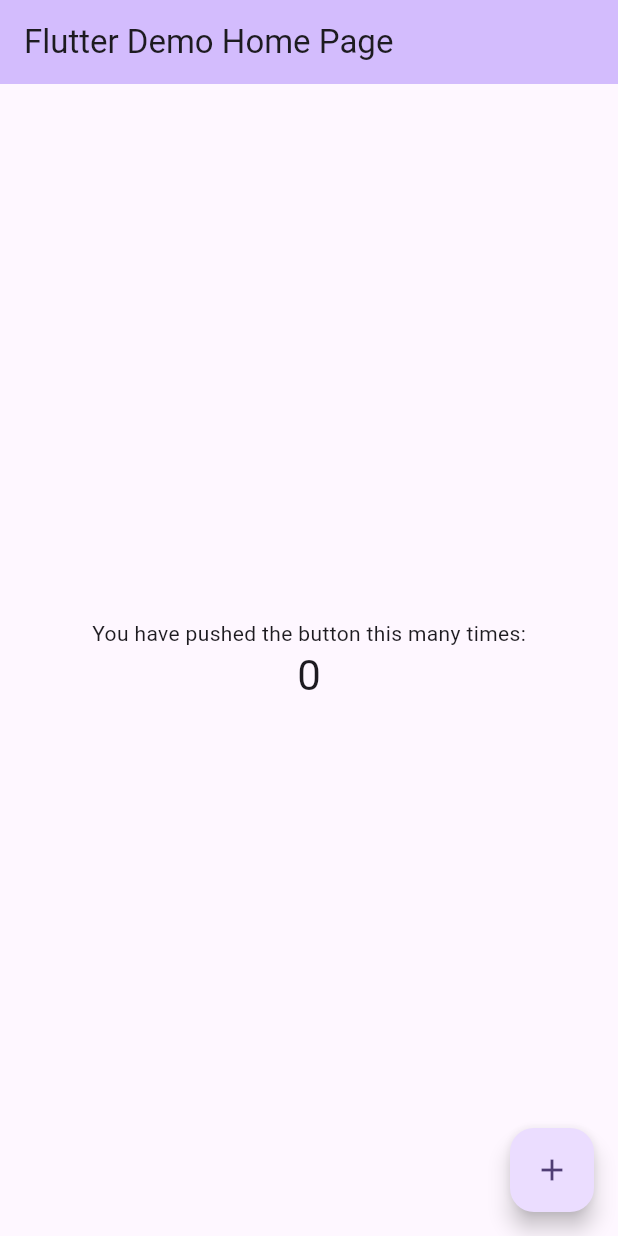
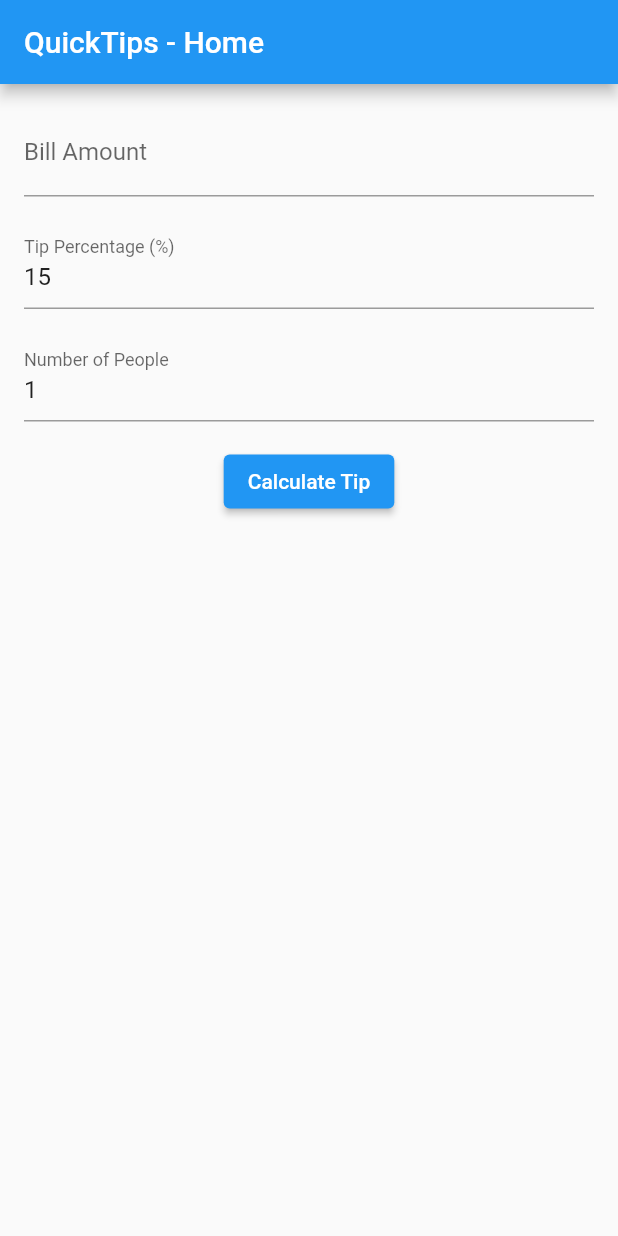
Before and after one commit to dbekinalkar/Quick_Tips, a Flutter app: the screen it shows after launch, on a phone screen of 412 x 824 dp. Run offline on Flutter 3.47's test engine with Material 2 defaults, Android fonts, the light colour scheme and no system bars.

Commit message:
Add Home Screen

```diff
--- a/lib/main.dart
+++ b/lib/main.dart
@@ -1,125 +1,26 @@
 import 'package:flutter/material.dart';
+import 'package:provider/provider.dart';
+import 'package:quick_tips/providers/tip_provider.dart';
+import 'package:quick_tips/screens/home_screen.dart';
 
 void main() {
-  runApp(const MyApp());
+  runApp(MyApp());
 }
 
 class MyApp extends StatelessWidget {
-  const MyApp({super.key});
-
-  // This widget is the root of your application.
   @override
   Widget build(BuildContext context) {
-    return MaterialApp(
-      title: 'Flutter Demo',
-      theme: ThemeData(
-        // This is the theme of your application.
-        //
-        // TRY THIS: Try running your application with "flutter run". You'll see
-        // the application has a blue toolbar. Then, without quitting the app,
-        // try changing the seedColor in the colorScheme below to Colors.green
-        // and then invoke "hot reload" (save your changes or press the "hot
-        // reload" button in a Flutter-supported IDE, or press "r" if you used
-        // the command line to start the app).
-        //
-        // Notice that the counter didn't reset back to zero; the application
-        // state is not lost during the reload. To reset the state, use hot
-        // restart instead.
-        //
-        // This works for code too, not just values: Most code changes can be
-        // tested with just a hot reload.
-        colorScheme: ColorScheme.fromSeed(seedColor: Colors.deepPurple),
-        useMaterial3: true,
+    return ChangeNotifierProvider(
+      create: (context) => TipProvider(),
+      child: MaterialApp(
+        title: 'QuickTips',
+        theme: ThemeData.light(),
+        darkTheme: ThemeData.dark(),
+        initialRoute: '/',
+        routes: {
+          '/': (context) => HomeScreen(),
+        },
       ),
-      home: const MyHomePage(title: 'Flutter Demo Home Page'),
     );
   }
 }
-
-class MyHomePage extends StatefulWidget {
-  const MyHomePage({super.key, required this.title});
-
-  // This widget is the home page of your application. It is stateful, meaning
-  // that it has a State object (defined below) that contains fields that affect
-  // how it looks.
-
-  // This class is the configuration for the state. It holds the values (in this
-  // case the title) provided by the parent (in this case the App widget) and
-  // used by the build method of the State. Fields in a Widget subclass are
-  // always marked "final".
-
-  final String title;
-
-  @override
-  State<MyHomePage> createState() => _MyHomePageState();
-}
-
-class _MyHomePageState extends State<MyHomePage> {
-  int _counter = 0;
-
-  void _incrementCounter() {
-    setState(() {
-      // This call to setState tells the Flutter framework that something has
-      // changed in this State, which causes it to rerun the build method below
-      // so that the display can reflect the updated values. If we changed
-      // _counter without calling setState(), then the build method would not be
-      // called again, and so nothing would appear to happen.
-      _counter++;
-    });
-  }
-
-  @override
-  Widget build(BuildContext context) {
-    // This method is rerun every time setState is called, for instance as done
-    // by the _incrementCounter method above.
-    //
-    // The Flutter framework has been optimized to make rerunning build methods
-    // fast, so that you can just rebuild anything that needs updating rather
-    // than having to individually change instances of widgets.
-    return Scaffold(
-      appBar: AppBar(
-        // TRY THIS: Try changing the color here to a specific color (to
-        // Colors.amber, perhaps?) and trigger a hot reload to see the AppBar
-        // change color while the other colors stay the same.
-        backgroundColor: Theme.of(context).colorScheme.inversePrimary,
-        // Here we take the value from the MyHomePage object that was created by
-        // the App.build method, and use it to set our appbar title.
-        title: Text(widget.title),
-      ),
-      body: Center(
-        // Center is a layout widget. It takes a single child and positions it
-        // in the middle of the parent.
-        child: Column(
-          // Column is also a layout widget. It takes a list of children and
-          // arranges them vertically. By default, it sizes itself to fit its
-          // children horizontally, and tries to be as tall as its parent.
-          //
-          // Column has various properties to control how it sizes itself and
-          // how it positions its children. Here we use mainAxisAlignment to
-          // center the children vertically; the main axis here is the vertical
-          // axis because Columns are vertical (the cross axis would be
-          // horizontal).
-          //
-          // TRY THIS: Invoke "debug painting" (choose the "Toggle Debug Paint"
-          // action in the IDE, or press "p" in the console), to see the
-          // wireframe for each widget.
-          mainAxisAlignment: MainAxisAlignment.center,
-          children: <Widget>[
-            const Text(
-              'You have pushed the button this many times:',
-            ),
-            Text(
-              '$_counter',
-              style: Theme.of(context).textTheme.headlineMedium,
-            ),
-          ],
-        ),
-      ),
-      floatingActionButton: FloatingActionButton(
-        onPressed: _incrementCounter,
-        tooltip: 'Increment',
-        child: const Icon(Icons.add),
-      ), // This trailing comma makes auto-formatting nicer for build methods.
-    );
-  }
-}
--- /dev/null
+++ b/lib/screens/home_screen.dart
@@ -0,0 +1,20 @@
+import 'package:flutter/material.dart';
+import 'package:quick_tips/widgets/tip_calculator_form.dart';
+
+class HomeScreen extends StatelessWidget {
+  @override
+  Widget build(BuildContext context) {
+    return Scaffold(
+      appBar: AppBar(
+        title: Text('QuickTips - Home'),
+      ),
+      body: SingleChildScrollView(
+        child: Column(
+          children: [
+            TipCalculatorForm(),
+          ],
+        ),
+      ),
+    );
+  }
+}
--- /dev/null
+++ b/lib/widgets/tip_calculator_form.dart
@@ -0,0 +1,45 @@
+import 'package:flutter/material.dart';
+import 'package:provider/provider.dart';
+import 'package:quick_tips/providers/tip_provider.dart';
+
+class TipCalculatorForm extends StatelessWidget {
+  @override
+  Widget build(BuildContext context) {
+    final tipProvider = Provider.of<TipProvider>(context);
+
+    return Padding(
+      padding: const EdgeInsets.all(16.0),
+      child: Column(
+        children: [
+          TextField(
+            keyboardType: TextInputType.number,
+            decoration: InputDecoration(labelText: 'Bill Amount'),
+            onChanged: (value) => tipProvider.updateBillAmount(double.parse(value)),
+          ),
+          SizedBox(height: 16),
+          TextField(
+            keyboardType: TextInputType.number,
+            decoration: InputDecoration(labelText: 'Tip Percentage (%)'),
+            onChanged: (value) => tipProvider.updateTipPercentage(double.parse(value)),
+            // Set the default tip percentage to 15.
+            controller: TextEditingController(text: '15'),
+          ),
+          SizedBox(height: 16),
+          TextField(
+            keyboardType: TextInputType.number,
+            decoration: InputDecoration(labelText: 'Number of People'),
+            onChanged: (value) => tipProvider.updateSplitBy(int.parse(value)),
+            // Set the default number of people to 1.
+            controller: TextEditingController(text: '1'),
+          ),
+          SizedBox(height: 16),
+          ElevatedButton(
+            onPressed: () {
+            },
+            child: Text('Calculate Tip'),
+          ),
+        ],
+      ),
+    );
+  }
+}
```
